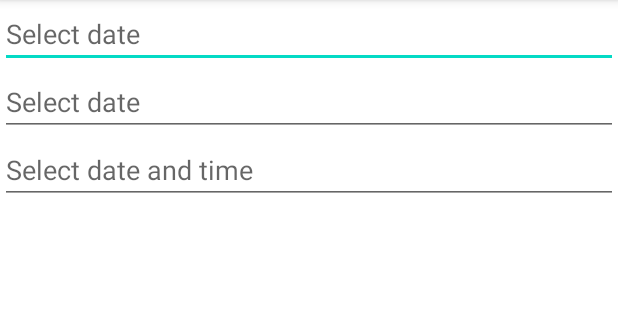
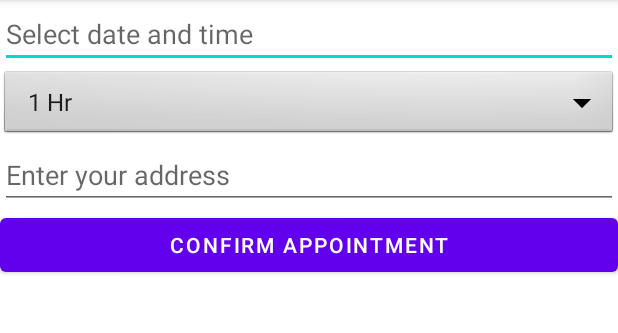
Before and after one commit to Yonfroy/ManagementApp1, an Android app: the ScheduleAppointmentActivity screen opened directly, with no data from a screen before it, on a phone screen of 412 x 824 dp, the part 84-417 px from its top. Run offline under Robolectric (Android 15) with nearby library versions, the phone set to English and light mode, and no system bars; our stand-ins replace Firebase (no records; nobody signed in at launch, a user with empty details on screens opened directly).

Commit message:
Finished layout and base code for ScheduleAppointmentActivity

```diff
--- a/app/src/main/java/com/example/finalproject/ProfileActivity.java
+++ b/app/src/main/java/com/example/finalproject/ProfileActivity.java
@@ -43,7 +43,6 @@ public class ProfileActivity extends AppCompatActivity {
     FirebaseFirestore fStore;
 
     //TODO: Handle DB on the spot
-    //Hello
 
     @Override
     protected void onCreate(Bundle savedInstanceState) {
--- a/app/src/main/java/com/example/finalproject/ScheduleAppointmentActivity.java
+++ b/app/src/main/java/com/example/finalproject/ScheduleAppointmentActivity.java
@@ -1,6 +1,7 @@
 package com.example.finalproject;
 
 import androidx.annotation.NonNull;
+import androidx.annotation.Nullable;
 import androidx.appcompat.app.AppCompatActivity;
 
 import android.app.DatePickerDialog;
@@ -8,45 +9,63 @@ import android.app.TimePickerDialog;
 import android.os.Bundle;
 import android.text.InputType;
 import android.view.View;
+import android.widget.AdapterView;
+import android.widget.ArrayAdapter;
 import android.widget.CalendarView;
 import android.widget.DatePicker;
 import android.widget.EditText;
+import android.widget.Spinner;
 import android.widget.TextView;
 import android.widget.TimePicker;
+import android.widget.Toast;
+
+import com.google.firebase.auth.FirebaseAuth;
+import com.google.firebase.auth.FirebaseUser;
+import com.google.firebase.firestore.DocumentReference;
+import com.google.firebase.firestore.DocumentSnapshot;
+import com.google.firebase.firestore.EventListener;
+import com.google.firebase.firestore.FirebaseFirestore;
+import com.google.firebase.firestore.FirebaseFirestoreException;
+import com.google.firebase.storage.FirebaseStorage;
+import com.google.firebase.storage.StorageReference;
 
 import java.text.SimpleDateFormat;
 import java.util.Calendar;
 
-public class ScheduleAppointmentActivity extends AppCompatActivity {
+public class ScheduleAppointmentActivity extends AppCompatActivity implements AdapterView.OnItemSelectedListener {
 
-    EditText date_in;
-    EditText time_in;
+    TextView address;
     EditText date_time_in;
+    Spinner dropdown;
+    StorageReference storageReference;
+    FirebaseAuth fAuth;
+    FirebaseFirestore fStore;
+    String userId;
 
     @Override
     protected void onCreate(Bundle savedInstanceState) {
         super.onCreate(savedInstanceState);
         setContentView(R.layout.activity_schedule_appointment);
 
-        date_in=findViewById(R.id.date_in);
-        time_in=findViewById(R.id.time_in);
-        date_time_in=findViewById(R.id.date_time_in);
+        address = findViewById(R.id.address);
+        date_time_in = findViewById(R.id.date_time_in);
+        date_time_in.setInputType(InputType.TYPE_NULL);
+        fAuth = FirebaseAuth.getInstance();
+        fStore = FirebaseFirestore.getInstance();
+        storageReference = FirebaseStorage.getInstance().getReference();
+        userId = fAuth.getCurrentUser().getUid();
 
-        date_time_in.setInputType(InputType.TYPE_NULL);
-        date_in.setInputType(InputType.TYPE_NULL);
-        time_in.setInputType(InputType.TYPE_NULL);
+        dropdown = findViewById(R.id.spinner1);
+        ArrayAdapter<CharSequence> adapter = ArrayAdapter.createFromResource(this, R.array.hours, android.R.layout.simple_spinner_item);
+        adapter.setDropDownViewResource(android.R.layout.simple_spinner_dropdown_item);
+        dropdown.setAdapter(adapter);
+        dropdown.setOnItemSelectedListener(this);
 
-        date_in.setOnClickListener(new View.OnClickListener() {
+        DocumentReference documentReference = fStore.collection("users").document(userId);
+        documentReference.addSnapshotListener(this, new EventListener<DocumentSnapshot>() {
             @Override
-            public void onClick(View v) {
-                showDateDialog(date_in);
-            }
-        });
-
-        time_in.setOnClickListener(new View.OnClickListener() {
-            @Override
-            public void onClick(View v) {
-                showTimeDialog(time_in);
+            public void onEvent(@Nullable DocumentSnapshot documentSnapshot, @Nullable FirebaseFirestoreException e) {
+                address.setText(documentSnapshot.getString("address"));
             }
         });
 
@@ -87,37 +106,14 @@ public class ScheduleAppointmentActivity extends AppCompatActivity {
 
     }
 
-    private void showTimeDialog(final EditText time_in) {
-        final Calendar calendar=Calendar.getInstance();
-
-        TimePickerDialog.OnTimeSetListener timeSetListener=new TimePickerDialog.OnTimeSetListener() {
-            @Override
-            public void onTimeSet(TimePicker view, int hourOfDay, int minute) {
-                calendar.set(Calendar.HOUR_OF_DAY,hourOfDay);
-                calendar.set(Calendar.MINUTE,minute);
-                SimpleDateFormat simpleDateFormat=new SimpleDateFormat("HH:mm");
-                time_in.setText(simpleDateFormat.format(calendar.getTime()));
-            }
-        };
-
-        new TimePickerDialog(ScheduleAppointmentActivity.this,timeSetListener,calendar.get(Calendar.HOUR_OF_DAY),calendar.get(Calendar.MINUTE),false).show();
+    @Override
+    public void onItemSelected(AdapterView<?> adapterView, View view, int position, long l) {
+        String text = adapterView.getItemAtPosition(position).toString();
+        Toast.makeText(adapterView.getContext(), text, Toast.LENGTH_SHORT).show();
     }
 
-    private void showDateDialog(final EditText date_in) {
-        final Calendar calendar=Calendar.getInstance();
-        DatePickerDialog.OnDateSetListener dateSetListener=new DatePickerDialog.OnDateSetListener() {
-            @Override
-            public void onDateSet(DatePicker view, int year, int month, int dayOfMonth) {
-                calendar.set(Calendar.YEAR,year);
-                calendar.set(Calendar.MONTH,month);
-                calendar.set(Calendar.DAY_OF_MONTH,dayOfMonth);
-                SimpleDateFormat simpleDateFormat=new SimpleDateFormat("yy-MM-dd");
-                date_in.setText(simpleDateFormat.format(calendar.getTime()));
+    @Override
+    public void onNothingSelected(AdapterView<?> adapterView) {
 
-            }
-        };
-
-        new DatePickerDialog(ScheduleAppointmentActivity.this,dateSetListener,calendar.get(Calendar.YEAR),calendar.get(Calendar.MONTH),calendar.get(Calendar.DAY_OF_MONTH)).show();
     }
-
 }
--- a/app/src/main/res/layout/activity_schedule_appointment.xml
+++ b/app/src/main/res/layout/activity_schedule_appointment.xml
@@ -12,25 +12,30 @@
         android:orientation="vertical">
 
         <EditText
-            android:id="@+id/date_in"
-            android:layout_width="match_parent"
-            android:layout_height="wrap_content"
-            android:hint="Select date"
-            android:inputType="none"/>
-
-        <EditText
-            android:id="@+id/time_in"
-            android:layout_width="match_parent"
-            android:layout_height="wrap_content"
-            android:hint="Select date"
-            android:inputType="none"/>
-
-        <EditText
             android:id="@+id/date_time_in"
             android:layout_width="match_parent"
             android:layout_height="wrap_content"
             android:hint="Select date and time"
-            android:inputType="none"/>
+            android:inputType="none" />
+
+        <Spinner
+            android:id="@+id/spinner1"
+            android:layout_width="match_parent"
+            android:layout_height="wrap_content"
+            android:background="@android:drawable/btn_dropdown"
+            android:spinnerMode="dropdown"/>
+
+        <EditText
+            android:id="@+id/address"
+            android:layout_width="match_parent"
+            android:layout_height="wrap_content"
+            android:hint="Enter your address"
+             />
+
+        <Button
+            android:layout_width="match_parent"
+            android:layout_height="wrap_content"
+            android:text="Confirm Appointment"/>
     </LinearLayout>
 
 
--- a/app/src/main/res/values/strings.xml
+++ b/app/src/main/res/values/strings.xml
@@ -55,5 +55,14 @@
     <string name="editConfirm">Confirm</string>
     <string name="editReturn">Return</string>
 
+    <string-array name="hours">
+        <item>1 Hr</item>
+        <item>2 Hr</item>
+        <item>3 Hr</item>
+        <item>4 Hr</item>
+        <item>5 Hr</item>
+    </string-array>
+
+
 
 </resources>
```
